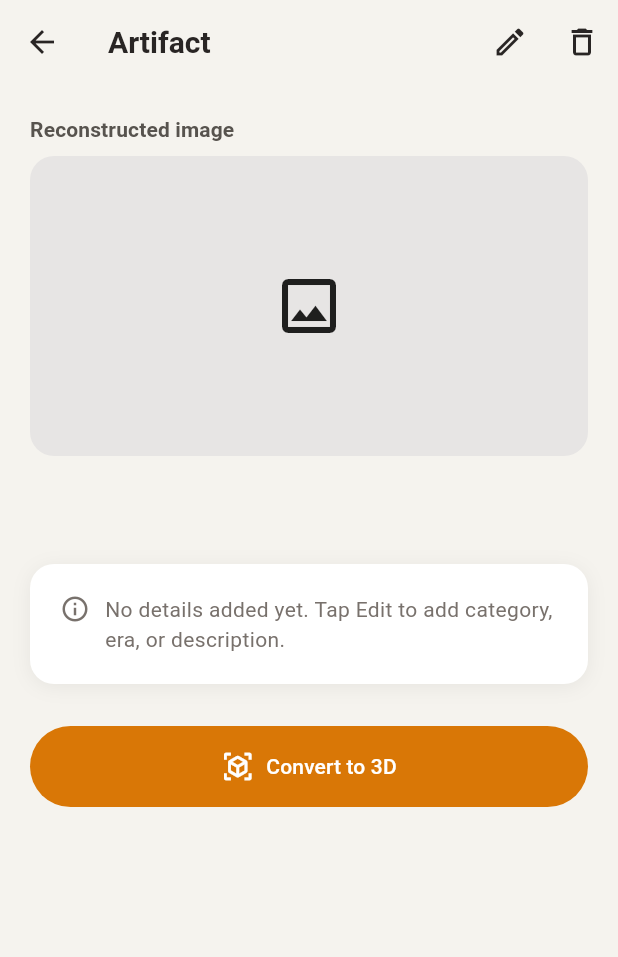
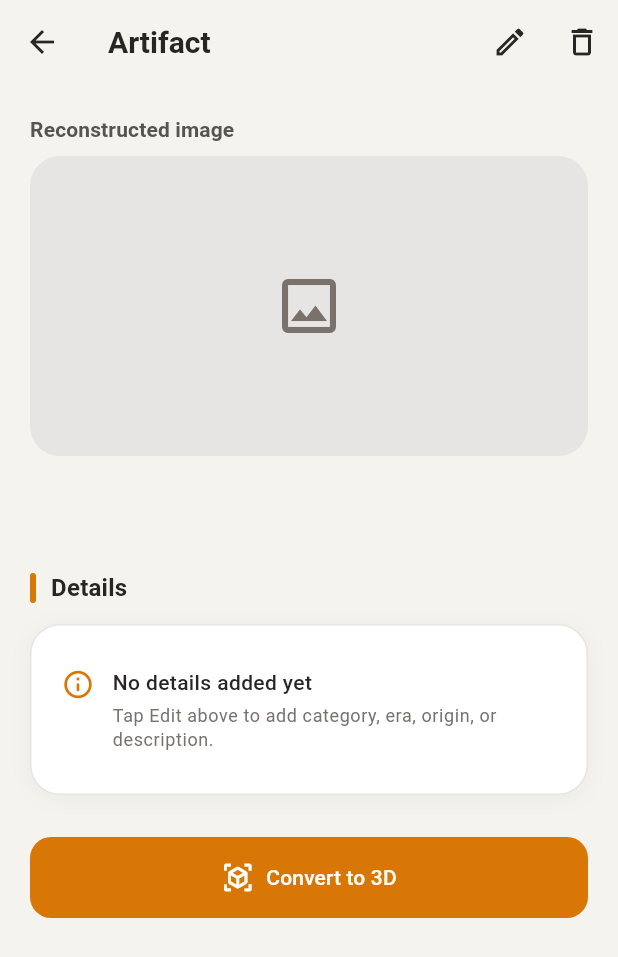
Before and after one commit to SDP-1/Interactive-Device-Platforms-for-Museums-IDPM, a Flutter app: the ArtifactDetailViewScreen screen opened directly with empty values, on a phone screen of 412 x 824 dp. Shown: the top 957 px of the screen. Run offline on Flutter 3.47's test engine with Material 3 defaults, Android fonts, the phone set to English and light mode, and no system bars; our stand-ins replace flutter_dotenv, flutter_html, flutter_tts, image_cropper, image_picker, qr_flutter and 2 more; missing offline and left inert: gal, mobile_scanner, model_viewer_plus; accounts and stored records are empty.

Commit message:
update artifact details

```diff
--- a/artifact_reconstruction_app/lib/main.dart
+++ b/artifact_reconstruction_app/lib/main.dart
@@ -1956,15 +1956,18 @@ class _ArtifactDetailViewScreenState extends State<ArtifactDetailViewScreen> {
             const SizedBox(height: 8),
             if (artifact.imageUrl != null && artifact.imageUrl!.isNotEmpty)
               ClipRRect(
-                borderRadius: BorderRadius.circular(16),
-                child: AspectRatio(
-                  aspectRatio: 4 / 3,
+                borderRadius: BorderRadius.circular(20),
+                child: Container(
+                  width: double.infinity,
+                  constraints: const BoxConstraints(maxHeight: 420),
+                  color: AppTheme.stone200,
                   child: Image.network(
                     artifact.imageUrl!,
-                    fit: BoxFit.cover,
+                    fit: BoxFit.contain,
                     errorBuilder: (_, __, ___) => Container(
                       color: AppTheme.stone200,
-                      child: const Center(child: Icon(Icons.broken_image, size: 48)),
+                      padding: const EdgeInsets.all(32),
+                      child: const Center(child: Icon(Icons.broken_image, size: 48, color: AppTheme.stone500)),
                     ),
                   ),
                 ),
@@ -1974,9 +1977,9 @@ class _ArtifactDetailViewScreenState extends State<ArtifactDetailViewScreen> {
                 height: 200,
                 decoration: BoxDecoration(
                   color: AppTheme.stone200,
-                  borderRadius: BorderRadius.circular(16),
-                ),
-                child: const Center(child: Icon(Icons.image_outlined, size: 48)),
+                  borderRadius: BorderRadius.circular(20),
+                ),
+                child: const Center(child: Icon(Icons.image_outlined, size: 48, color: AppTheme.stone500)),
               ),
             const SizedBox(height: 24),
             Text(
@@ -1984,18 +1987,41 @@ class _ArtifactDetailViewScreenState extends State<ArtifactDetailViewScreen> {
               style: Theme.of(context).textTheme.headlineSmall?.copyWith(
                 color: AppTheme.stone800,
                 fontWeight: FontWeight.bold,
+                letterSpacing: -0.3,
               ),
             ),
-            const SizedBox(height: 16),
+            const SizedBox(height: 20),
+            Row(
+              children: [
+                Container(
+                  width: 4,
+                  height: 20,
+                  decoration: BoxDecoration(
+                    color: AppTheme.primary,
+                    borderRadius: BorderRadius.circular(2),
+                  ),
+                ),
+                const SizedBox(width: 10),
+                Text(
+                  'Details',
+                  style: Theme.of(context).textTheme.titleMedium?.copyWith(
+                    color: AppTheme.stone800,
+                    fontWeight: FontWeight.bold,
+                  ),
+                ),
+              ],
+            ),
+            const SizedBox(height: 12),
             Container(
-              padding: const EdgeInsets.all(20),
+              padding: const EdgeInsets.symmetric(horizontal: 20, vertical: 20),
               decoration: BoxDecoration(
                 color: Colors.white,
-                borderRadius: BorderRadius.circular(16),
+                borderRadius: BorderRadius.circular(20),
+                border: Border.all(color: AppTheme.stone200),
                 boxShadow: [
                   BoxShadow(
-                    color: Colors.black.withValues(alpha: 0.06),
-                    blurRadius: 10,
+                    color: Colors.black.withValues(alpha: 0.04),
+                    blurRadius: 12,
                     offset: const Offset(0, 2),
                   ),
                 ],
@@ -2009,32 +2035,51 @@ class _ArtifactDetailViewScreenState extends State<ArtifactDetailViewScreen> {
                       children: [
                         if (artifact.category != null && artifact.category!.isNotEmpty) ...[
                           _DetailRow(label: 'Category', value: artifact.category!),
-                          const SizedBox(height: 14),
+                          const SizedBox(height: 16),
                         ],
                         if (artifact.era != null && artifact.era!.isNotEmpty) ...[
                           _DetailRow(label: 'Era', value: artifact.era!),
-                          const SizedBox(height: 14),
+                          const SizedBox(height: 16),
                         ],
                         if (artifact.origin != null && artifact.origin!.isNotEmpty) ...[
                           _DetailRow(label: 'Origin', value: artifact.origin!),
-                          const SizedBox(height: 14),
+                          const SizedBox(height: 16),
                         ],
                         if (artifact.description != null && artifact.description!.isNotEmpty)
                           _DetailRow(label: 'Description', value: artifact.description!),
                       ],
                     )
-                  : Row(
-                      crossAxisAlignment: CrossAxisAlignment.start,
-                      children: [
-                        Icon(Icons.info_outline, size: 20, color: AppTheme.stone500),
-                        const SizedBox(width: 10),
-                        Expanded(
-                          child: Text(
-                            'No details added yet. Tap Edit to add category, era, or description.',
-                            style: Theme.of(context).textTheme.bodyMedium?.copyWith(color: AppTheme.stone500),
+                  : Padding(
+                      padding: const EdgeInsets.symmetric(vertical: 8),
+                      child: Row(
+                        crossAxisAlignment: CrossAxisAlignment.start,
+                        children: [
+                          Icon(Icons.info_outline_rounded, size: 22, color: AppTheme.primary),
+                          const SizedBox(width: 12),
+                          Expanded(
+                            child: Column(
+                              crossAxisAlignment: CrossAxisAlignment.start,
+                              children: [
+                                Text(
+                                  'No details added yet',
+                                  style: Theme.of(context).textTheme.bodyMedium?.copyWith(
+                                    color: AppTheme.stone800,
+                                    fontWeight: FontWeight.w500,
+                                  ),
+                                ),
+                                const SizedBox(height: 4),
+                                Text(
+                                  'Tap Edit above to add category, era, origin, or description.',
+                                  style: Theme.of(context).textTheme.bodySmall?.copyWith(
+                                    color: AppTheme.stone500,
+                                    height: 1.35,
+                                  ),
+                                ),
+                              ],
+                            ),
                           ),
-                        ),
-                      ],
+                        ],
+                      ),
                     ),
             ),
             const SizedBox(height: 28),
@@ -2106,8 +2151,12 @@ class _ArtifactDetailViewScreenState extends State<ArtifactDetailViewScreen> {
                 backgroundColor: AppTheme.primary,
                 foregroundColor: Colors.white,
                 padding: const EdgeInsets.symmetric(vertical: 16),
+                shape: RoundedRectangleBorder(
+                  borderRadius: BorderRadius.circular(14),
+                ),
               ),
             ),
+            const SizedBox(height: 24),
           ],
         ),
       ),
```
